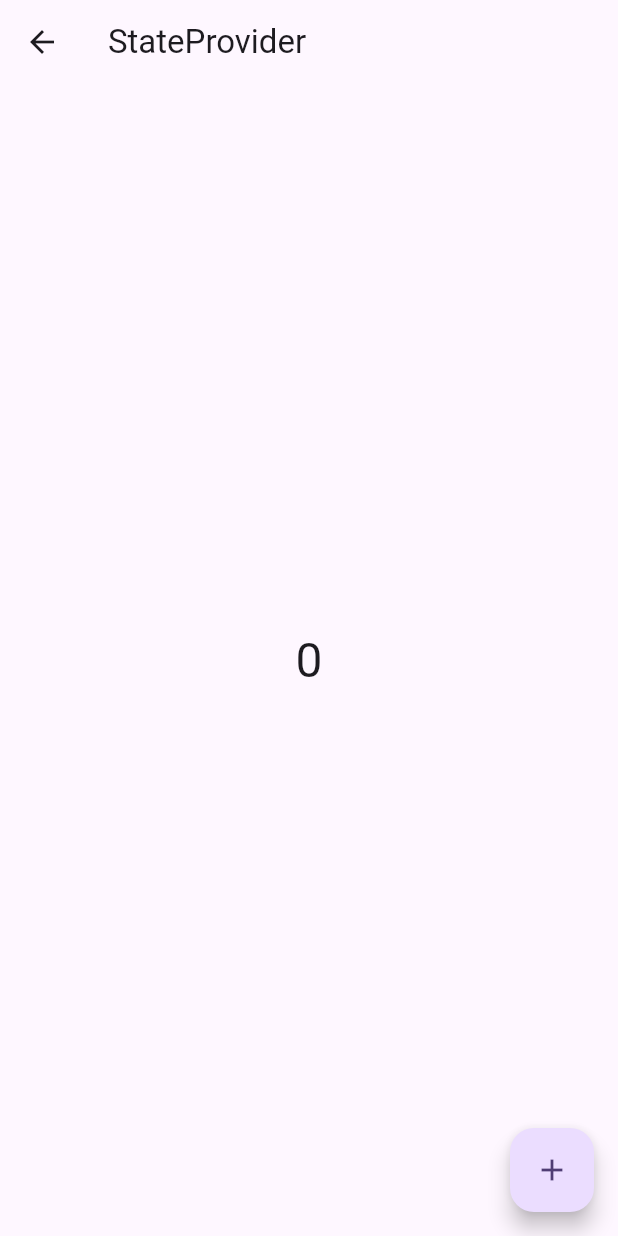
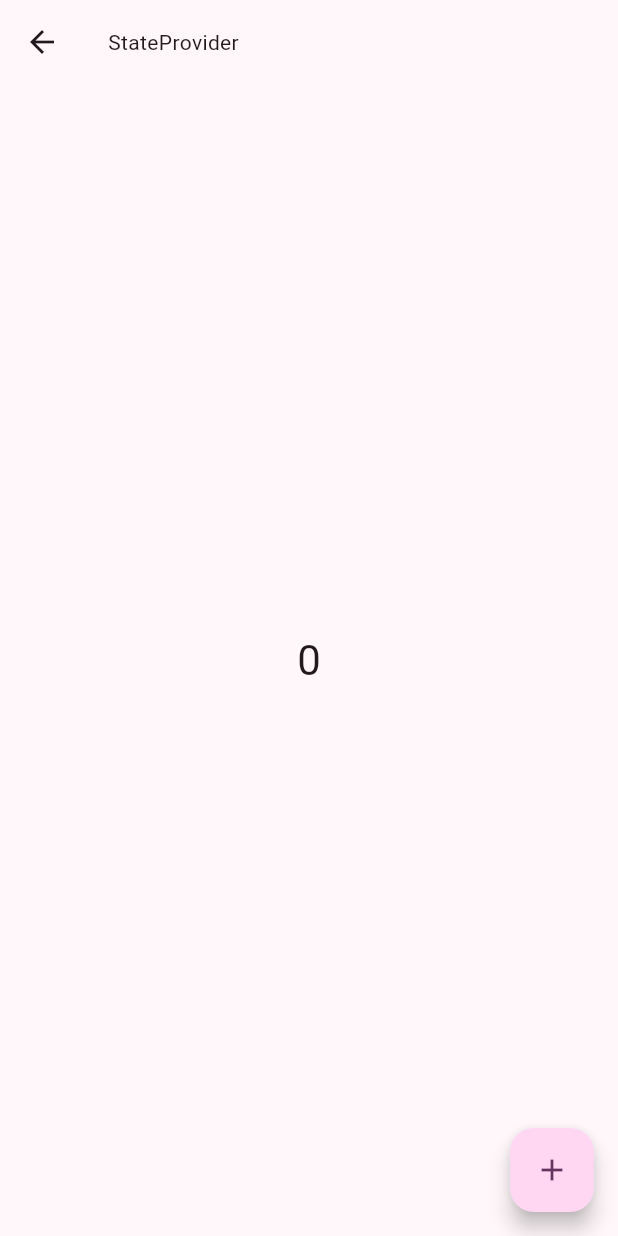
Before and after one commit to RamanGodun/Riverpod, a Flutter app: the screen it shows after launch, after a tap on "StateProvider", on a phone screen of 412 x 824 dp. Run offline on Flutter 3.47's test engine with Material 3 defaults, Android fonts, the phone set to English and light mode, and no system bars; our stand-ins replace equatable, flutter_riverpod, freezed_annotation, riverpod, riverpod_annotation; generated files the repository leaves out were written again.

Commit message:
feat: basic state provider

```diff
--- /dev/null
+++ b/lib/data/helpers.dart
@@ -0,0 +1,29 @@
+import 'package:flutter/material.dart';
+
+class Helpers {
+  //
+  static Future<void> pushTo(BuildContext context, Widget child) {
+    return Navigator.of(context).push(
+      MaterialPageRoute(builder: (_) => child),
+    );
+  }
+  //
+
+  static ThemeData getTheme(BuildContext context) {
+    final theme = Theme.of(context);
+    return theme;
+  }
+
+  static TextTheme getTextTheme(BuildContext context) {
+    final textTheme = Theme.of(context).textTheme;
+    return textTheme;
+  }
+
+  static ColorScheme getColorScheme(BuildContext context) {
+    final colorScheme = Theme.of(context).colorScheme;
+    return colorScheme;
+  }
+
+  /*
+   */
+}
--- a/lib/domain/_riverpod_providers/+auto_dispose/show_auto_dispose_provider.dart
+++ b/lib/domain/_riverpod_providers/+auto_dispose/show_auto_dispose_provider.dart
@@ -1,5 +1,6 @@
 import 'package:flutter/material.dart';
 import 'package:flutter_riverpod/flutter_riverpod.dart';
+import 'package:riverpod_project/data/helpers.dart';
 
 import '../gen_+auto_dispose_and_family /gen_auto_dispose_provider.dart';
 // import 'auto_dispose_provider.dart';
@@ -10,7 +11,7 @@ class AutoDisposePage extends ConsumerWidget {
   @override
   Widget build(BuildContext context, WidgetRef ref) {
     final autoDisposeVariable = ref.watch(autoDisposedProvider);
-    final theme = Theme.of(context);
+    final theme = Helpers.getTheme(context);
     final textTheme = theme.textTheme;
 
     return Scaffold(
--- a/lib/domain/_riverpod_providers/+auto_dispose_and_family/show_auto_dispose_and_family_provider.dart
+++ b/lib/domain/_riverpod_providers/+auto_dispose_and_family/show_auto_dispose_and_family_provider.dart
@@ -1,6 +1,7 @@
 import 'package:flutter/material.dart';
 import 'package:flutter_riverpod/flutter_riverpod.dart';
 
+import '../../../data/helpers.dart';
 import '../gen_+auto_dispose_and_family /gen_auto_dispose_family_provider.dart';
 import 'auto_dispose_family_provider.dart';
 
@@ -17,7 +18,7 @@ class AutoDisposeFamilyPage extends ConsumerWidget {
     ref.watch(counterProvider(const Counter(count: 0)));
     ref.watch(counterProvider(const Counter(count: 0)));
 
-    final theme = Theme.of(context);
+    final theme = Helpers.getTheme(context);
     final textTheme = theme.textTheme;
 
     return Scaffold(
--- a/lib/domain/_riverpod_providers/+family/show_family_provider.dart
+++ b/lib/domain/_riverpod_providers/+family/show_family_provider.dart
@@ -1,6 +1,7 @@
 import 'package:flutter/material.dart';
 import 'package:flutter_riverpod/flutter_riverpod.dart';
 
+import '../../../data/helpers.dart';
 import '../gen_+auto_dispose_and_family /gen_family_provider.dart';
 // import 'family_provider.dart';
 
@@ -11,7 +12,7 @@ class FamilyPage extends ConsumerWidget {
   Widget build(BuildContext context, WidgetRef ref) {
     final helloRoman = ref.watch(familyProvider(customName: 'Roman'));
     final helloGodun = ref.watch(familyProvider(customName: 'Godun'));
-    final theme = Theme.of(context);
+    final theme = Helpers.getTheme(context);
     final textTheme = theme.textTheme;
 
     return Scaffold(
--- a/lib/domain/_riverpod_providers/basic_provider/show_basic_provider.dart
+++ b/lib/domain/_riverpod_providers/basic_provider/show_basic_provider.dart
@@ -1,6 +1,7 @@
 import 'package:flutter/material.dart';
 import 'package:flutter_riverpod/flutter_riverpod.dart';
 
+import '../../../data/helpers.dart';
 import '../gen_+auto_dispose_and_family /gen_basic_provider.dart';
 // import 'basic_provider.dart';
 
@@ -16,7 +17,7 @@ class _BasicPageState extends ConsumerState<BasicPage> {
   Widget build(BuildContext context) {
     final hello = ref.watch(helloProvider);
     final words = ref.watch(wordsProvider);
-    final theme = Theme.of(context);
+    final theme = Helpers.getTheme(context);
     final textTheme = theme.textTheme;
 
     return Scaffold(
--- a/lib/domain/state_provider/basic/show_basic_provider.dart
+++ b/lib/domain/state_provider/basic/show_basic_provider.dart
@@ -1,6 +1,7 @@
 import 'package:flutter/material.dart';
 import 'package:flutter_riverpod/flutter_riverpod.dart';
 
+import '../../../widgets/text_widgets.dart';
 import 'basic_provider.dart';
 
 class BasicPage extends ConsumerWidget {
@@ -8,51 +9,44 @@ class BasicPage extends ConsumerWidget {
 
   @override
   Widget build(BuildContext context, WidgetRef ref) {
+    //
+    _showDialogWhenCounterIsEqual3(ref, context);
+
+    final value = ref.watch(counterProvider);
+
+    return Scaffold(
+      appBar: AppBar(
+        title: TextWidgets.bodyText(context, 'StateProvider'),
+      ),
+      body: Center(
+        child: TextWidgets.headlineText(context, '$value'),
+      ),
+      floatingActionButton: FloatingActionButton(
+        onPressed: () {
+          // notifier property provides an instance of ths object (in this is "all State Provider")
+          ref.read(counterProvider.notifier).state++;
+        },
+        child: const Icon(Icons.add),
+      ),
+    );
+  }
+
+  /*  A separate method for listening to changes and displaying a dialog
+   */
+  void _showDialogWhenCounterIsEqual3(WidgetRef ref, BuildContext context) {
     ref.listen<int>(
       counterProvider,
       (previous, next) {
         if (next == 3) {
           showDialog(
             context: context,
-            builder: (context) {
-              return AlertDialog(
-                content: Text('counter: $next'),
-              );
-            },
+            builder: (context) => AlertDialog(
+              content: TextWidgets.headlineText(context, 'counter: $next'),
+            ),
           );
         }
       },
     );
-
-    final value = ref.watch(counterProvider);
-
-    // if (value == 3) {
-    //   showDialog(
-    //     context: context,
-    //     builder: (context) {
-    //       return AlertDialog(
-    //         content: Text('counter: $value'),
-    //       );
-    //     },
-    //   );
-    // }
-
-    return Scaffold(
-      appBar: AppBar(
-        title: const Text('StateProvider'),
-      ),
-      body: Center(
-        child: Text(
-          '$value',
-          style: Theme.of(context).textTheme.headlineLarge,
-        ),
-      ),
-      floatingActionButton: FloatingActionButton(
-        onPressed: () {
-          ref.read(counterProvider.notifier).state++;
-        },
-        child: const Icon(Icons.add),
-      ),
-    );
   }
+  //
 }
--- a/lib/main.dart
+++ b/lib/main.dart
@@ -22,9 +22,9 @@ class MyApp extends StatelessWidget {
   Widget build(BuildContext context) {
     return MaterialApp(
       title: 'StateProvider',
-      debugShowCheckedModeBanner: false,
       theme: ThemeData(
-        colorScheme: ColorScheme.fromSeed(seedColor: Colors.deepPurple),
+        colorScheme: ColorScheme.fromSeed(
+            seedColor: const Color.fromARGB(255, 231, 6, 223)),
         useMaterial3: true,
       ),
       home: const MyHomePage(),
--- a/lib/widgets/custom_button.dart
+++ b/lib/widgets/custom_button.dart
@@ -1,4 +1,7 @@
 import 'package:flutter/material.dart';
+import 'package:riverpod_project/widgets/text_widgets.dart';
+
+import '../data/helpers.dart';
 
 class CustomButton extends StatelessWidget {
   const CustomButton({
@@ -13,16 +16,9 @@ class CustomButton extends StatelessWidget {
   Widget build(BuildContext context) {
     return Padding(
       padding: const EdgeInsets.symmetric(vertical: 5.0),
-      child: FilledButton(
-        onPressed: () {
-          Navigator.of(context).push(
-            MaterialPageRoute(builder: (_) => child),
-          );
-        },
-        child: Text(
-          title,
-          style: const TextStyle(fontSize: 18),
-        ),
+      child: OutlinedButton(
+        onPressed: () => Helpers.pushTo(context, child),
+        child: TextWidgets.buttonText(context, title),
       ),
     );
   }
--- /dev/null
+++ b/lib/widgets/text_widgets.dart
@@ -0,0 +1,23 @@
+import 'package:flutter/material.dart';
+import 'package:riverpod_project/data/helpers.dart';
+
+class TextWidgets {
+  //
+  static Widget headlineText(BuildContext context, String title) {
+    return Text(title, style: Helpers.getTextTheme(context).headlineMedium);
+  }
+
+  //
+  static Widget bodyText(BuildContext context, String title) {
+    return Text(title, style: Helpers.getTextTheme(context).bodyMedium);
+  }
+
+  static Widget buttonText(BuildContext context, String title) {
+    return Text(title,
+        style: Helpers.getTextTheme(context)
+            .titleMedium
+            ?.copyWith(color: Helpers.getColorScheme(context).secondary));
+  }
+  /*
+   */
+}
```
Also changed, not shown: lib/domain/state_provider/basic/basic_provider.dart (+9 -0 lines), lib/domain/state_provider/basic/basic_provider.g.dart (added), 1 other file.
